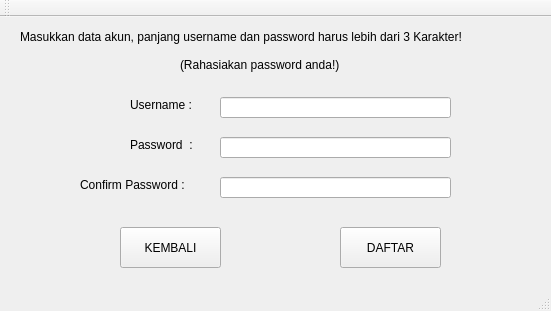
Before: the Qt Designer form Client_C++_QT_Server_in_c_stable_version/ChatClient/menuwindow.ui in iskandarzun/KIJ, drawn with Qt 5.
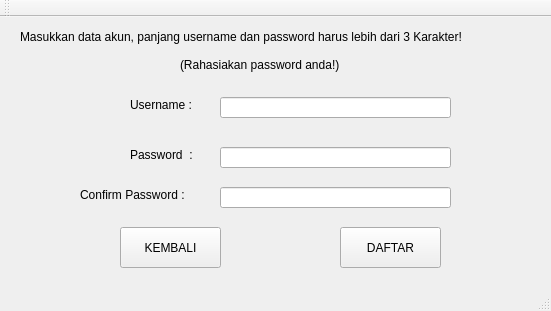
After: the same form once the commit is applied.

Commit message: Separation of Concerns & added partial error handling

What changed in the file:
```diff
--- a/Client_C++_QT_Server_in_c_stable_version/ChatClient/menuwindow.ui
+++ b/Client_C++_QT_Server_in_c_stable_version/ChatClient/menuwindow.ui
@@ -195,7 +195,7 @@
       <property name="geometry">
        <rect>
         <x>220</x>
-        <y>120</y>
+        <y>130</y>
         <width>231</width>
         <height>21</height>
        </rect>
@@ -208,7 +208,7 @@
       <property name="geometry">
        <rect>
         <x>220</x>
-        <y>160</y>
+        <y>170</y>
         <width>231</width>
         <height>21</height>
        </rect>
@@ -234,7 +234,7 @@
       <property name="geometry">
        <rect>
         <x>130</x>
-        <y>120</y>
+        <y>130</y>
         <width>71</width>
         <height>16</height>
        </rect>
@@ -247,7 +247,7 @@
       <property name="geometry">
        <rect>
         <x>80</x>
-        <y>160</y>
+        <y>170</y>
         <width>131</width>
         <height>16</height>
        </rect>
@@ -308,6 +308,32 @@
        <string>(Rahasiakan password anda!)</string>
       </property>
      </widget>
+     <widget class="QLabel" name="passwordSignupError">
+      <property name="geometry">
+       <rect>
+        <x>130</x>
+        <y>110</y>
+        <width>411</width>
+        <height>16</height>
+       </rect>
+      </property>
+      <property name="text">
+       <string>&lt;error pass&gt;</string>
+      </property>
+     </widget>
+     <widget class="QLabel" name="userSignupError">
+      <property name="geometry">
+       <rect>
+        <x>130</x>
+        <y>60</y>
+        <width>411</width>
+        <height>16</height>
+       </rect>
+      </property>
+      <property name="text">
+       <string>&lt;error user&gt;</string>
+      </property>
+     </widget>
     </widget>
     <widget class="QWidget" name="ChatWindow">
      <widget class="QListWidget" name="listUserWidget">
```
Left out of the diff: 76 changed lines with no effect on the pictures. The commit also changes 10 other files.
